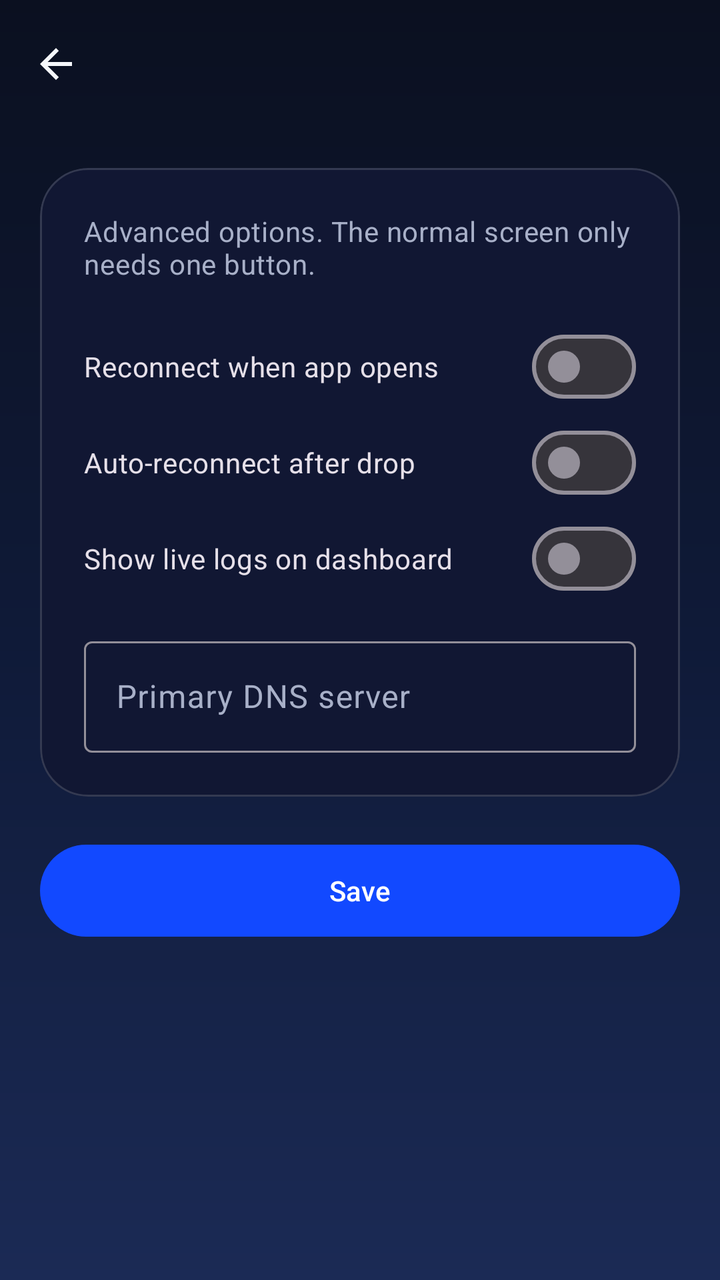
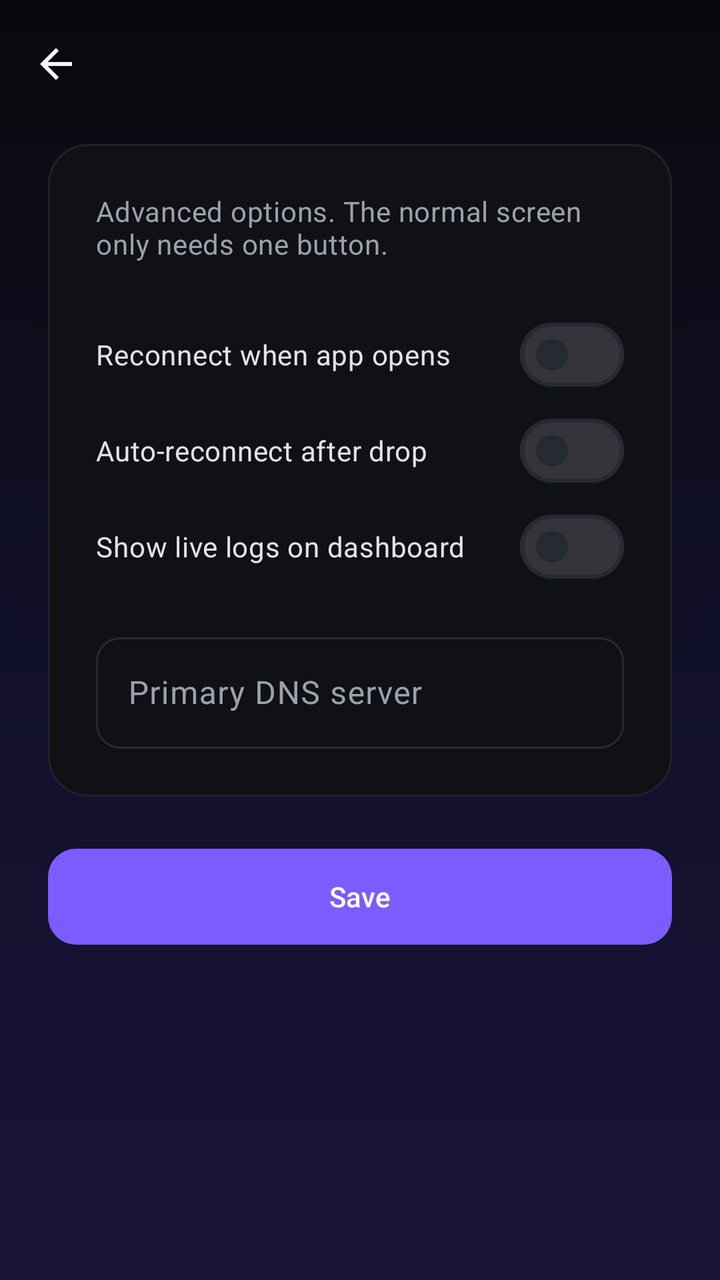

Before-and-after screenshots of an Android layout around one commit, followed by the original layout XML and the change that was made.
<!-- AndroidManifest.xml: application theme Theme.BaleobalaVpn -->
<!-- res/layout/activity_settings.xml -->
<?xml version="1.0" encoding="utf-8"?>
<androidx.coordinatorlayout.widget.CoordinatorLayout
    xmlns:android="http://schemas.android.com/apk/res/android"
    xmlns:app="http://schemas.android.com/apk/res-auto"
    android:layout_width="match_parent"
    android:layout_height="match_parent"
    android:background="@drawable/bg_dashboard"
    android:fitsSystemWindows="true">

    <com.google.android.material.appbar.AppBarLayout
        android:layout_width="match_parent"
        android:layout_height="wrap_content"
        android:background="@android:color/transparent"
        android:fitsSystemWindows="true"
        app:elevation="0dp">

        <com.google.android.material.appbar.MaterialToolbar
            android:id="@+id/toolbar"
            style="@style/Theme.BaleobalaVpn.Toolbar"
            android:layout_width="match_parent"
            android:layout_height="?attr/actionBarSize"
            android:title="@string/settings_title"
            app:navigationIcon="@drawable/ic_back"
            app:navigationContentDescription="@string/action_back" />
    </com.google.android.material.appbar.AppBarLayout>

    <androidx.core.widget.NestedScrollView
        android:layout_width="match_parent"
        android:layout_height="match_parent"
        android:fillViewport="true"
        android:padding="20dp"
        app:layout_behavior="@string/appbar_scrolling_view_behavior">

        <LinearLayout
            android:layout_width="match_parent"
            android:layout_height="wrap_content"
            android:orientation="vertical">

            <com.google.android.material.card.MaterialCardView
                android:layout_width="match_parent"
                android:layout_height="wrap_content"
                app:cardCornerRadius="24dp"
                app:cardElevation="0dp"
                app:strokeWidth="1dp"
                app:strokeColor="?attr/colorOutlineVariant"
                app:cardBackgroundColor="?attr/colorSurface">

                <LinearLayout
                    android:layout_width="match_parent"
                    android:layout_height="wrap_content"
                    android:orientation="vertical"
                    android:padding="22dp">

                    <TextView
                        android:layout_width="match_parent"
                        android:layout_height="wrap_content"
                        android:text="@string/settings_subtitle"
                        android:textAppearance="?attr/textAppearanceBodyMedium"
                        android:textColor="?attr/colorOnSurfaceVariant" />

                    <com.google.android.material.materialswitch.MaterialSwitch
                        android:id="@+id/reconnectSwitch"
                        android:layout_width="match_parent"
                        android:layout_height="wrap_content"
                        android:layout_marginTop="18dp"
                        android:text="@string/settings_reconnect" />

                    <com.google.android.material.materialswitch.MaterialSwitch
                        android:id="@+id/autoReconnectSwitch"
                        android:layout_width="match_parent"
                        android:layout_height="wrap_content"
                        android:text="@string/settings_auto_reconnect" />

                    <com.google.android.material.materialswitch.MaterialSwitch
                        android:id="@+id/logsSwitch"
                        android:layout_width="match_parent"
                        android:layout_height="wrap_content"
                        android:text="@string/settings_logs" />

                    <com.google.android.material.textfield.TextInputLayout
                        android:layout_width="match_parent"
                        android:layout_height="wrap_content"
                        android:layout_marginTop="12dp"
                        android:hint="@string/settings_dns_hint"
                        app:boxBackgroundMode="outline">

                        <com.google.android.material.textfield.TextInputEditText
                            android:id="@+id/dnsInput"
                            android:layout_width="match_parent"
                            android:layout_height="wrap_content"
                            android:inputType="text"
                            android:maxLines="1" />
                    </com.google.android.material.textfield.TextInputLayout>
                </LinearLayout>
            </com.google.android.material.card.MaterialCardView>

            <com.google.android.material.button.MaterialButton
                android:id="@+id/saveButton"
                android:layout_width="match_parent"
                android:layout_height="wrap_content"
                android:layout_marginTop="20dp"
                android:minHeight="54dp"
                android:text="@string/settings_save" />
        </LinearLayout>
    </androidx.core.widget.NestedScrollView>
</androidx.coordinatorlayout.widget.CoordinatorLayout>
<!-- resources referenced by this layout -->
<resources>
  <!-- drawable bg_dashboard (drawable) -->
  <?xml version="1.0" encoding="utf-8"?>
  <shape xmlns:android="http://schemas.android.com/apk/res/android"
      android:shape="rectangle">
      <gradient
          android:angle="270"
          android:startColor="@color/surface_dark"
          android:centerColor="#0F1A38"
          android:endColor="#1B2A55"
          android:type="linear" />
  </shape>
  <string name="action_back">Back</string>
  <style name="Theme.BaleobalaVpn.Toolbar" parent="Widget.Material3.Toolbar">
          <item name="titleTextColor">@color/text_primary_on_dark</item>
          <item name="navigationIconTint">@color/text_primary_on_dark</item>
          <item name="android:background">@android:color/transparent</item>
      </style>
  <style name="Theme.BaleobalaVpn" parent="Theme.Material3.Dark.NoActionBar">
          <item name="colorPrimary">@color/brand_primary</item>
          <item name="colorOnPrimary">@color/brand_on_primary</item>
          <item name="colorPrimaryContainer">@color/brand_primary_dark</item>
          <item name="colorOnPrimaryContainer">@color/text_primary_on_dark</item>
          <item name="colorSecondary">#0F766E</item>
          <item name="colorTertiary">#F59E0B</item>
  
          <item name="android:colorBackground">@color/surface_dark</item>
          <item name="colorSurface">@color/surface_dark_elevated</item>
          <item name="colorOnSurface">@color/text_primary_on_dark</item>
          <item name="colorOnSurfaceVariant">@color/text_secondary_on_dark</item>
          <item name="colorOutlineVariant">#26FFFFFF</item>
  
          <item name="android:statusBarColor">@android:color/transparent</item>
          <item name="android:navigationBarColor">@color/surface_dark</item>
          <item name="android:windowLightStatusBar">false</item>
          <item name="android:windowLightNavigationBar">false</item>
      </style>
  <color name="surface_dark">#0B1020</color>
  <color name="text_primary_on_dark">#F5F7FB</color>
  <color name="brand_primary">#1249FF</color>
  <color name="brand_primary_dark">#0A2DA8</color>
  <color name="surface_dark_elevated">#111733</color>
  <color name="text_secondary_on_dark">#A8B0C8</color>
  <!-- unchanged entries left out for length: 9 -->
</resources>

<!-- the commit's change to res/layout/activity_settings.xml (unified diff, before → after) -->
@@ -28,7 +28,9 @@
         android:layout_width="match_parent"
         android:layout_height="match_parent"
         android:fillViewport="true"
-        android:padding="20dp"
+        android:paddingHorizontal="24dp"
+        android:paddingTop="8dp"
+        android:paddingBottom="24dp"
         app:layout_behavior="@string/appbar_scrolling_view_behavior">
 
         <LinearLayout
@@ -39,50 +41,57 @@
             <com.google.android.material.card.MaterialCardView
                 android:layout_width="match_parent"
                 android:layout_height="wrap_content"
-                app:cardCornerRadius="24dp"
+                app:cardCornerRadius="20dp"
                 app:cardElevation="0dp"
                 app:strokeWidth="1dp"
-                app:strokeColor="?attr/colorOutlineVariant"
-                app:cardBackgroundColor="?attr/colorSurface">
+                app:strokeColor="@color/border_subtle"
+                app:cardBackgroundColor="@color/surface_dark_elevated">
 
                 <LinearLayout
                     android:layout_width="match_parent"
                     android:layout_height="wrap_content"
                     android:orientation="vertical"
-                    android:padding="22dp">
+                    android:padding="24dp">
 
                     <TextView
                         android:layout_width="match_parent"
                         android:layout_height="wrap_content"
                         android:text="@string/settings_subtitle"
                         android:textAppearance="?attr/textAppearanceBodyMedium"
-                        android:textColor="?attr/colorOnSurfaceVariant" />
+                        android:textColor="@color/text_secondary_on_dark" />
 
                     <com.google.android.material.materialswitch.MaterialSwitch
                         android:id="@+id/reconnectSwitch"
                         android:layout_width="match_parent"
                         android:layout_height="wrap_content"
-                        android:layout_marginTop="18dp"
+                        android:layout_marginTop="22dp"
+                        android:minHeight="48dp"
                         android:text="@string/settings_reconnect" />
 
                     <com.google.android.material.materialswitch.MaterialSwitch
                         android:id="@+id/autoReconnectSwitch"
                         android:layout_width="match_parent"
                         android:layout_height="wrap_content"
+                        android:minHeight="48dp"
                         android:text="@string/settings_auto_reconnect" />
 
                     <com.google.android.material.materialswitch.MaterialSwitch
                         android:id="@+id/logsSwitch"
                         android:layout_width="match_parent"
                         android:layout_height="wrap_content"
+                        android:minHeight="48dp"
                         android:text="@string/settings_logs" />
 
                     <com.google.android.material.textfield.TextInputLayout
                         android:layout_width="match_parent"
                         android:layout_height="wrap_content"
-                        android:layout_marginTop="12dp"
+                        android:layout_marginTop="16dp"
                         android:hint="@string/settings_dns_hint"
-                        app:boxBackgroundMode="outline">
+                        app:boxBackgroundMode="outline"
+                        app:boxCornerRadiusTopStart="12dp"
+                        app:boxCornerRadiusTopEnd="12dp"
+                        app:boxCornerRadiusBottomStart="12dp"
+                        app:boxCornerRadiusBottomEnd="12dp">
 
                         <com.google.android.material.textfield.TextInputEditText
                             android:id="@+id/dnsInput"
@@ -98,8 +107,9 @@
                 android:id="@+id/saveButton"
                 android:layout_width="match_parent"
                 android:layout_height="wrap_content"
-                android:layout_marginTop="20dp"
-                android:minHeight="54dp"
+                android:layout_marginTop="22dp"
+                android:minHeight="56dp"
+                app:cornerRadius="14dp"
                 android:text="@string/settings_save" />
         </LinearLayout>
     </androidx.core.widget.NestedScrollView>
<!-- resource entries referenced after the edit -->
@@ -1,47 +1,83 @@
 <!-- resources referenced by this layout -->
 <resources>
+  <color name="border_subtle">#1F232C</color>
   <!-- drawable bg_dashboard (drawable) -->
   <?xml version="1.0" encoding="utf-8"?>
-  <shape xmlns:android="http://schemas.android.com/apk/res/android"
-      android:shape="rectangle">
-      <gradient
-          android:angle="270"
-          android:startColor="@color/surface_dark"
-          android:centerColor="#0F1A38"
-          android:endColor="#1B2A55"
-          android:type="linear" />
-  </shape>
+  <layer-list xmlns:android="http://schemas.android.com/apk/res/android">
+      <item>
+          <shape android:shape="rectangle">
+              <gradient
+                  android:angle="270"
+                  android:startColor="@color/gradient_dashboard_top"
+                  android:centerColor="@color/gradient_dashboard_mid"
+                  android:endColor="@color/gradient_dashboard_bottom"
+                  android:type="linear" />
+          </shape>
+      </item>
+      <item>
+          <shape android:shape="rectangle">
+              <gradient
+                  android:type="radial"
+                  android:gradientRadius="640"
+                  android:centerX="0.5"
+                  android:centerY="0.35"
+                  android:startColor="#33000000"
+                  android:endColor="#00000000" />
+          </shape>
+      </item>
+  </layer-list>
   <string name="action_back">Back</string>
   <style name="Theme.BaleobalaVpn.Toolbar" parent="Widget.Material3.Toolbar">
           <item name="titleTextColor">@color/text_primary_on_dark</item>
+          <item name="subtitleTextColor">@color/text_secondary_on_dark</item>
           <item name="navigationIconTint">@color/text_primary_on_dark</item>
           <item name="android:background">@android:color/transparent</item>
+          <item name="titleTextAppearance">@style/TextAppearance.Material3.TitleLarge</item>
       </style>
   <style name="Theme.BaleobalaVpn" parent="Theme.Material3.Dark.NoActionBar">
           <item name="colorPrimary">@color/brand_primary</item>
           <item name="colorOnPrimary">@color/brand_on_primary</item>
-          <item name="colorPrimaryContainer">@color/brand_primary_dark</item>
+          <item name="colorPrimaryContainer">@color/accent_soft</item>
           <item name="colorOnPrimaryContainer">@color/text_primary_on_dark</item>
-          <item name="colorSecondary">#0F766E</item>
-          <item name="colorTertiary">#F59E0B</item>
+          <item name="colorSecondary">@color/brand_primary_hover</item>
+          <item name="colorOnSecondary">@color/brand_on_primary</item>
+          <item name="colorTertiary">@color/state_warning</item>
   
           <item name="android:colorBackground">@color/surface_dark</item>
           <item name="colorSurface">@color/surface_dark_elevated</item>
+          <item name="colorSurfaceVariant">@color/surface_dark_raised</item>
+          <item name="colorSurfaceContainer">@color/surface_dark_elevated</item>
+          <item name="colorSurfaceContainerHigh">@color/surface_dark_raised</item>
           <item name="colorOnSurface">@color/text_primary_on_dark</item>
           <item name="colorOnSurfaceVariant">@color/text_secondary_on_dark</item>
-          <item name="colorOutlineVariant">#26FFFFFF</item>
+          <item name="colorOutline">@color/border_strong</item>
+          <item name="colorOutlineVariant">@color/border_subtle</item>
+  
+          <item name="colorError">@color/state_error</item>
+          <item name="colorOnError">@color/brand_on_primary</item>
   
           <item name="android:statusBarColor">@android:color/transparent</item>
           <item name="android:navigationBarColor">@color/surface_dark</item>
           <item name="android:windowLightStatusBar">false</item>
           <item name="android:windowLightNavigationBar">false</item>
+  
+          <item name="android:windowActivityTransitions">true</item>
+          <item name="android:windowContentTransitions">true</item>
       </style>
-  <color name="surface_dark">#0B1020</color>
-  <color name="text_primary_on_dark">#F5F7FB</color>
-  <color name="brand_primary">#1249FF</color>
-  <color name="brand_primary_dark">#0A2DA8</color>
-  <color name="surface_dark_elevated">#111733</color>
-  <color name="text_secondary_on_dark">#A8B0C8</color>
+  <color name="gradient_dashboard_top">#08090C</color>
+  <color name="gradient_dashboard_mid">#11102A</color>
+  <color name="gradient_dashboard_bottom">#1B1438</color>
+  <color name="surface_dark">#08090C</color>
+  <color name="surface_dark_raised">#16181D</color>
+  <color name="border_strong">#262A33</color>
+  <color name="state_error">#FF5C7C</color>
+  <color name="text_primary_on_dark">#F4F5F8</color>
+  <color name="brand_primary">#7C5CFF</color>
+  <color name="accent_soft">#1A1530</color>
+  <color name="brand_primary_hover">#8E73FF</color>
+  <color name="state_warning">#FFC066</color>
+  <color name="surface_dark_elevated">#101114</color>
+  <color name="text_secondary_on_dark">#9BA1AE</color>
   <!-- unchanged entries left out for length: 9 -->
 </resources>
 
